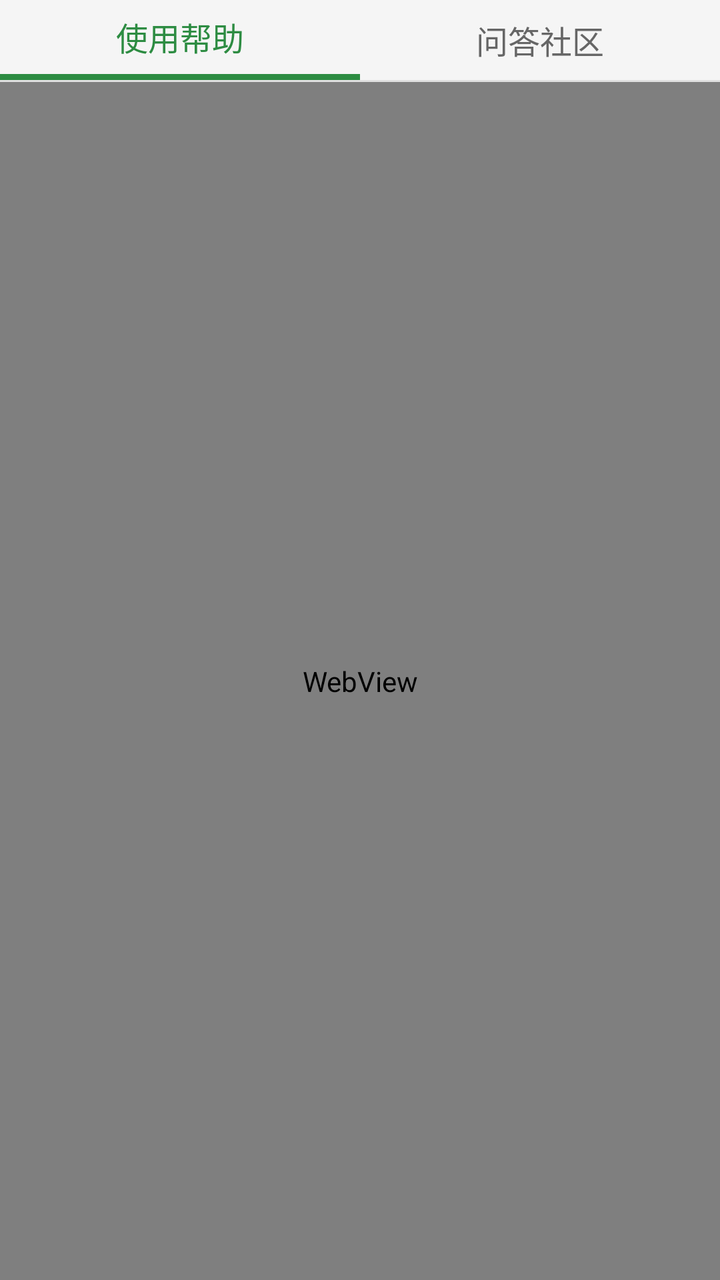
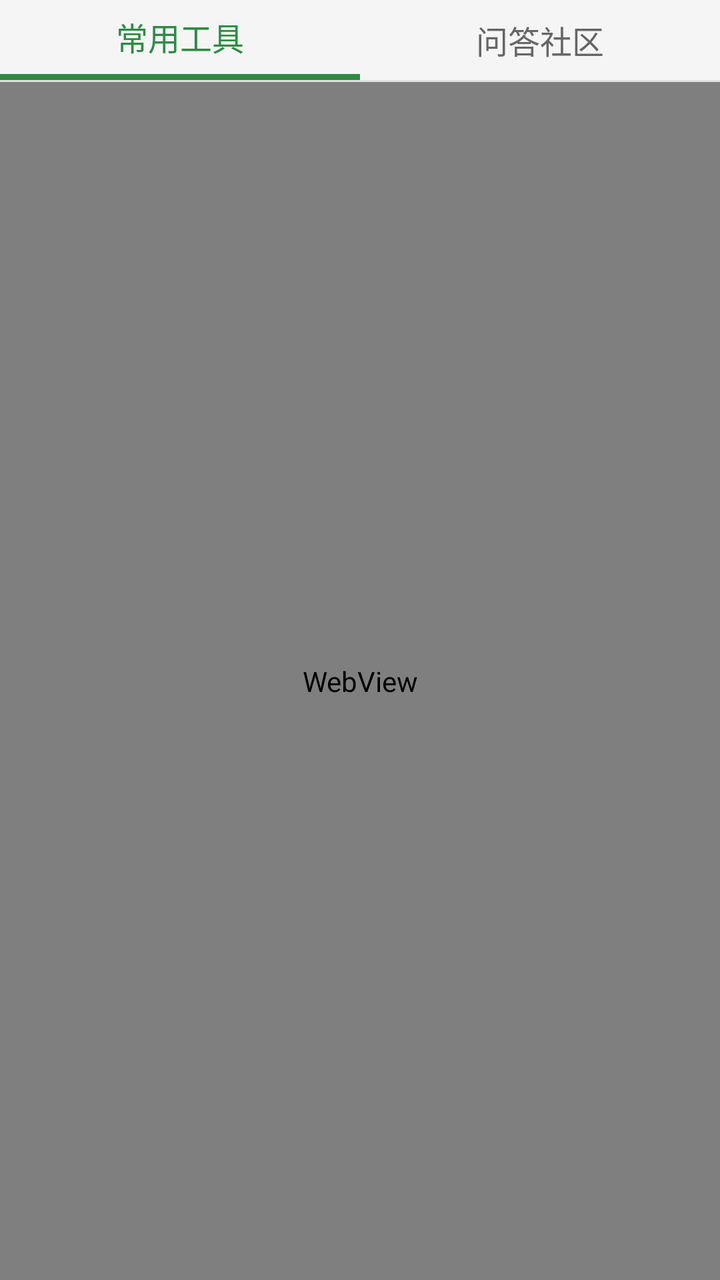

Before-and-after screenshots of an Android layout around one commit, followed by the original layout XML and the change that was made.
<!-- AndroidManifest.xml: application theme AppTheme -->
<!-- res/layout/activity_help.xml -->
<?xml version="1.0" encoding="utf-8"?>
<LinearLayout xmlns:android="http://schemas.android.com/apk/res/android"
    xmlns:app="http://schemas.android.com/apk/res-auto"
    android:layout_width="match_parent"
    android:layout_height="match_parent"
    android:orientation="vertical">

    <LinearLayout
        android:layout_width="match_parent"
        android:layout_height="wrap_content"
        android:orientation="vertical"
        android:background="#F5F5F5">

        <LinearLayout
            android:layout_width="match_parent"
            android:layout_height="40dp"
            android:weightSum="100"
            android:orientation="horizontal">

            <LinearLayout
                android:id="@+id/tab_help_container"
                android:layout_width="0dp"
                android:layout_height="match_parent"
                android:layout_weight="50"
                android:orientation="vertical"
                android:gravity="center"
                android:clickable="true"
                android:background="?attr/selectableItemBackground">

                <TextView
                    android:id="@+id/tab_help"
                    android:layout_width="wrap_content"
                    android:layout_height="0dp"
                    android:layout_weight="1"
                    android:gravity="center"
                    android:text="使用帮助"
                    android:textSize="16sp"
                    android:textColor="#2D8C42" />

                <View
                    android:id="@+id/indicator_help"
                    android:layout_width="match_parent"
                    android:layout_height="3dp"
                    android:background="#2D8C42" />
            </LinearLayout>

            <LinearLayout
                android:id="@+id/tab_qa_container"
                android:layout_width="0dp"
                android:layout_height="match_parent"
                android:layout_weight="50"
                android:orientation="vertical"
                android:gravity="center"
                android:clickable="true"
                android:background="?attr/selectableItemBackground">

                <TextView
                    android:id="@+id/tab_qa"
                    android:layout_width="wrap_content"
                    android:layout_height="0dp"
                    android:layout_weight="1"
                    android:gravity="center"
                    android:text="问答社区"
                    android:textSize="16sp"
                    android:textColor="#666666" />

                <View
                    android:id="@+id/indicator_qa"
                    android:layout_width="match_parent"
                    android:layout_height="3dp"
                    android:background="#2D8C42"
                    android:visibility="gone" />
            </LinearLayout>
        </LinearLayout>

        <View
            android:layout_width="match_parent"
            android:layout_height="1dp"
            android:background="#E0E0E0" />
    </LinearLayout>

    <FrameLayout
        android:id="@+id/container"
        android:layout_width="match_parent"
        android:layout_height="0dp"
        android:layout_weight="1">

        <WebView
            android:id="@+id/web_view"
            android:layout_width="match_parent"
            android:layout_height="match_parent" />

        <androidx.swiperefreshlayout.widget.SwipeRefreshLayout
            android:id="@+id/swipe_refresh"
            android:layout_width="match_parent"
            android:layout_height="match_parent"
            android:visibility="gone">

            <androidx.recyclerview.widget.RecyclerView
                android:id="@+id/qa_recycler_view"
                android:layout_width="match_parent"
                android:layout_height="match_parent"
                android:clipToPadding="false"
                android:paddingBottom="8dp" />
        </androidx.swiperefreshlayout.widget.SwipeRefreshLayout>
    </FrameLayout>

    <com.google.android.material.floatingactionbutton.FloatingActionButton
        android:id="@+id/fab_post_question"
        android:layout_width="wrap_content"
        android:layout_height="wrap_content"
        android:layout_gravity="end|bottom"
        android:layout_margin="16dp"
        android:visibility="gone"
        android:src="@android:drawable/ic_input_add"
        app:backgroundTint="#2D8C42"
        app:tint="@android:color/white" />
</LinearLayout>
<!-- resources referenced by this layout -->
<resources>
  <style name="AppTheme" parent="Theme.AppCompat.Light.NoActionBar">
          <item name="colorPrimary">@color/colorPrimary</item>
          <item name="colorPrimaryDark">@color/colorPrimaryDark</item>
          <item name="colorAccent">@color/colorAccent</item>
      </style>
  <color name="colorPrimary">#009688</color>
  <color name="colorPrimaryDark">#00796B</color>
  <color name="colorAccent">#FF9800</color>
</resources>

<!-- the commit's change to res/layout/activity_help.xml (unified diff, before → after) -->
@@ -33,7 +33,7 @@
                     android:layout_height="0dp"
                     android:layout_weight="1"
                     android:gravity="center"
-                    android:text="使用帮助"
+                    android:text="@string/tab_help"
                     android:textSize="16sp"
                     android:textColor="#2D8C42" />
 
@@ -60,7 +60,7 @@
                     android:layout_height="0dp"
                     android:layout_weight="1"
                     android:gravity="center"
-                    android:text="问答社区"
+                    android:text="@string/tab_qa"
                     android:textSize="16sp"
                     android:textColor="#666666" />
 
<!-- resource entries referenced after the edit -->
@@ -1,5 +1,7 @@
 <!-- resources referenced by this layout -->
 <resources>
+  <string name="tab_help">常用工具</string>
+  <string name="tab_qa">问答社区</string>
   <style name="AppTheme" parent="Theme.AppCompat.Light.NoActionBar">
           <item name="colorPrimary">@color/colorPrimary</item>
           <item name="colorPrimaryDark">@color/colorPrimaryDark</item>
